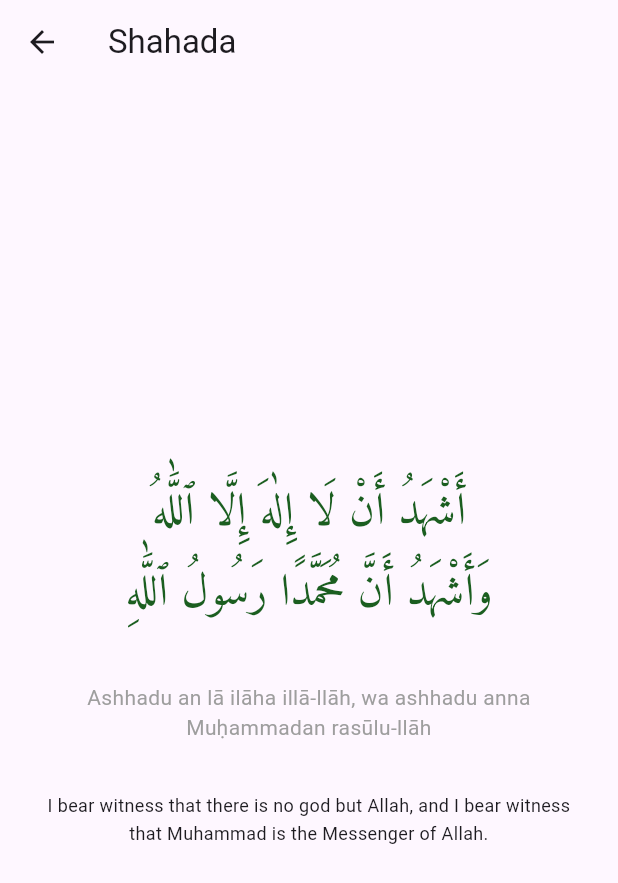
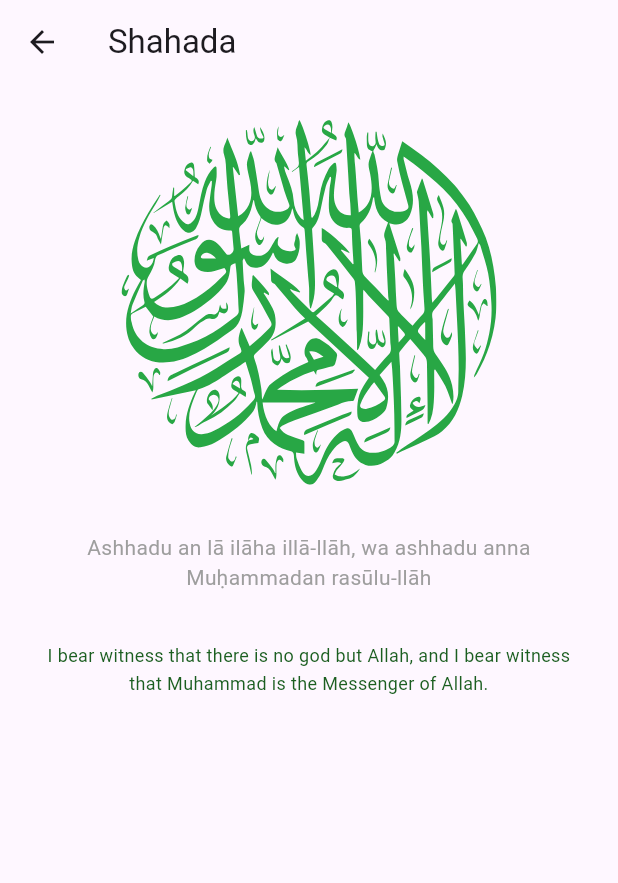
Before and after one commit to encodeschool/ISLAM_APP, a Flutter app: the ShahadaPage screen opened directly, on a phone screen of 412 x 824 dp. Shown: the top 883 px of the screen. Run offline on Flutter 3.47's test engine with Material 3 defaults, Android fonts, the phone set to English and light mode, and no system bars; our stand-ins replace adhan, audioplayers, connectivity_plus, flutter_compass, flutter_svg, geocoding and 3 more; accounts and stored records are empty; statements that could not run were skipped.

Commit message:
Shahada image added

```diff
--- a/lib/pages/more/shahada_page.dart
+++ b/lib/pages/more/shahada_page.dart
@@ -1,5 +1,7 @@
 import 'package:flutter/material.dart';
+import 'package:flutter/rendering.dart';
 import '../../l10n/app_localizations.dart';
+import 'package:flutter_svg/flutter_svg.dart';
 
 class ShahadaPage extends StatelessWidget {
   const ShahadaPage({super.key});
@@ -12,21 +14,30 @@ class ShahadaPage extends StatelessWidget {
       appBar: AppBar(
         title: Text(t.shahadaTitle),
       ),
-      body: Padding(
+      body: SingleChildScrollView(
+        scrollDirection: Axis.vertical,
+        child: Padding(
           padding: const EdgeInsetsDirectional.all(24),
           child: Column(
             mainAxisAlignment: MainAxisAlignment.center,
+            crossAxisAlignment: CrossAxisAlignment.center,
             children: [
-            Text(
-              t.shahadaArabic,
-              textAlign: TextAlign.center,
-              style: TextStyle(
-                fontFamily: 'Amiri',
-                fontSize: 30,
-                height: 1.8,
-                color: Colors.green[900],
+
+              SvgPicture.asset(
+                'assets/images/shahada.svg',
+                width: 250,
               ),
-            ),
+
+              // Text(
+              //   t.shahadaArabic,
+              //   textAlign: TextAlign.center,
+              //   style: TextStyle(
+              //     fontFamily: 'Amiri',
+              //     fontSize: 30,
+              //     height: 1.8,
+              //     color: Colors.green[900],
+              //   ),
+              // ),
 
               const SizedBox(height: 32),
 
@@ -43,14 +54,16 @@ class ShahadaPage extends StatelessWidget {
               Text(
                 t.shahadaTranslation,
                 textAlign: TextAlign.center,
-              style: const TextStyle(
+                style: TextStyle(
                   fontSize: 12,
                   height: 1.6,
+                  color: Colors.green[900]
                 ),
               ),
             ],
           ),
         ),
+      ),
     );
   }
 }
--- a/pubspec.yaml
+++ b/pubspec.yaml
@@ -54,6 +54,7 @@ dependencies:
   youtube_player_flutter: ^9.1.0
   flutter_inappwebview: ^6.0.0
   youtube_player_iframe: ^5.1.0
+  flutter_svg:
 
 flutter_launcher_icons:
   android: true
@@ -86,8 +87,7 @@ flutter:
 
   # To add assets to your application, add an assets section, like this:
   assets:
-    - assets/images/compass_bg.png
-    - assets/images/header_bg.png
+    - assets/images/
     - assets/images/splash/
     - assets/icons/
     - assets/icon/
```
Also changed, not shown: assets/images/shahada.svg (added), pubspec.lock. Lines whose indentation alone changed are shown as unchanged.
